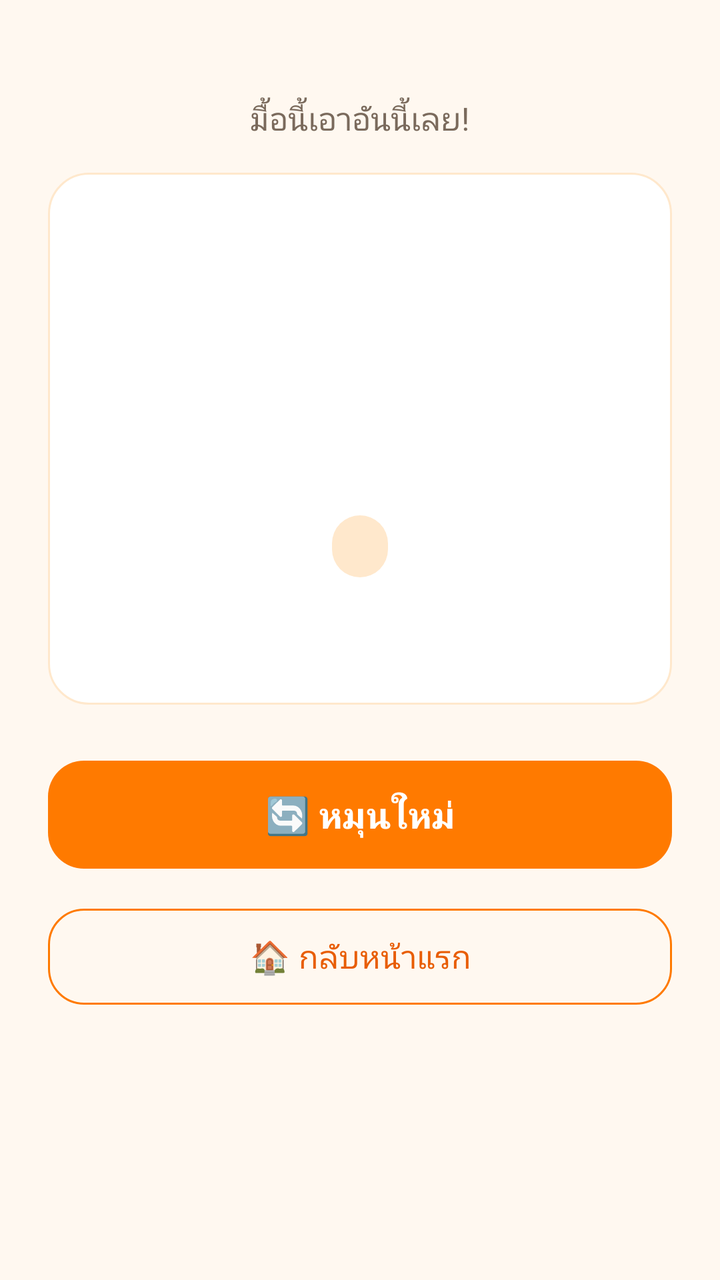
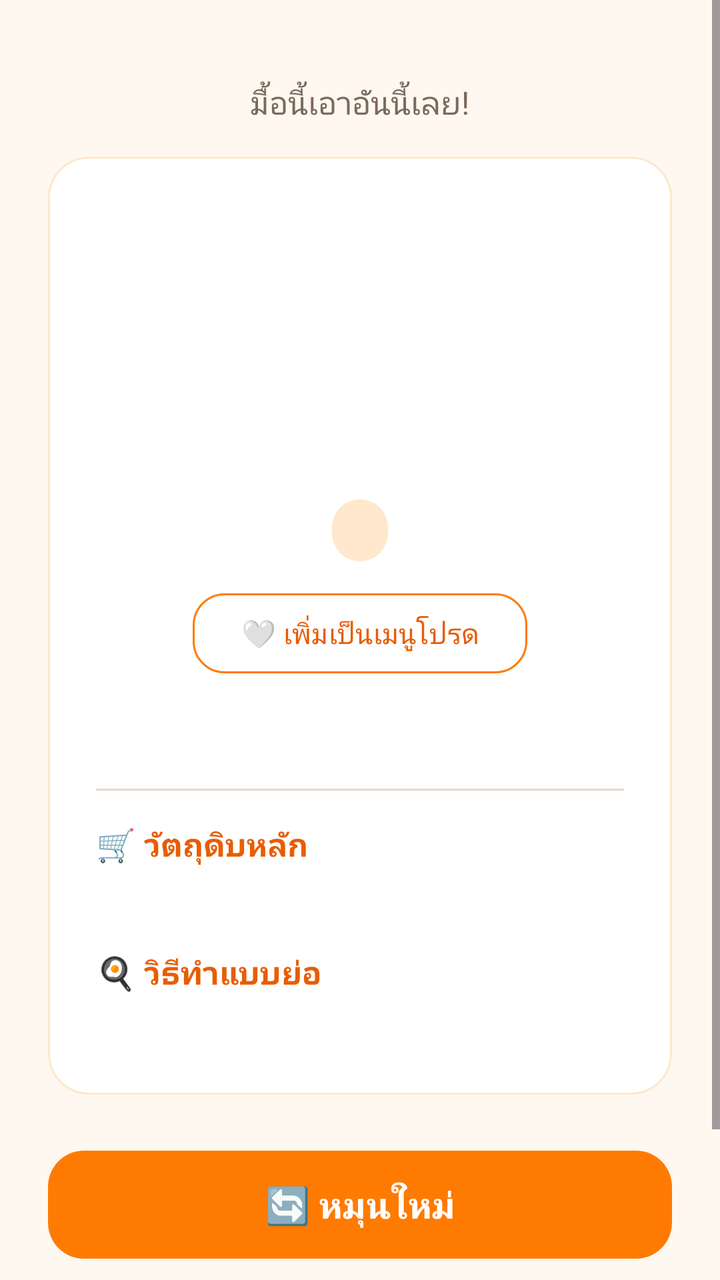

The first picture is an Android layout as it rendered before a commit; the second is the same layout after the commit. The layout source and the unified diff follow.
<!-- AndroidManifest.xml: application theme Theme.GinRaiDee -->
<!-- res/layout/activity_result.xml -->
<?xml version="1.0" encoding="utf-8"?>
<ScrollView xmlns:android="http://schemas.android.com/apk/res/android"
    xmlns:app="http://schemas.android.com/apk/res-auto"
    android:layout_width="match_parent"
    android:layout_height="match_parent"
    android:background="@color/cream"
    android:fillViewport="true">

    <LinearLayout
        android:layout_width="match_parent"
        android:layout_height="wrap_content"
        android:gravity="center_horizontal"
        android:orientation="vertical"
        android:padding="24dp">

        <TextView
            android:layout_width="wrap_content"
            android:layout_height="wrap_content"
            android:layout_marginTop="24dp"
            android:text="@string/result_title"
            android:textColor="@color/text_secondary"
            android:textSize="16sp" />

        <LinearLayout
            android:layout_width="match_parent"
            android:layout_height="wrap_content"
            android:layout_marginTop="16dp"
            android:background="@drawable/bg_card"
            android:gravity="center_horizontal"
            android:orientation="vertical"
            android:padding="24dp">

            <TextView
                android:id="@+id/tvEmoji"
                android:layout_width="wrap_content"
                android:layout_height="wrap_content"
                android:textSize="72sp" />

            <TextView
                android:id="@+id/tvFoodName"
                android:layout_width="wrap_content"
                android:layout_height="wrap_content"
                android:layout_marginTop="8dp"
                android:gravity="center"
                android:textColor="@color/text_primary"
                android:textSize="28sp"
                android:textStyle="bold" />

            <TextView
                android:id="@+id/tvTag"
                android:layout_width="wrap_content"
                android:layout_height="wrap_content"
                android:layout_marginTop="6dp"
                android:background="@drawable/bg_spinner"
                android:paddingStart="14dp"
                android:paddingTop="6dp"
                android:paddingEnd="14dp"
                android:paddingBottom="6dp"
                android:textColor="@color/orange_dark"
                android:textSize="14sp" />

            
            <TextView
                android:id="@+id/tvInfo"
                android:layout_width="match_parent"
                android:layout_height="wrap_content"
                android:layout_marginTop="18dp"
                android:gravity="center"
                android:lineSpacingExtra="6dp"
                android:textColor="@color/text_primary"
                android:textSize="16sp" />
        </LinearLayout>

        <com.google.android.material.button.MaterialButton
            android:id="@+id/btnSpinAgain"
            android:layout_width="match_parent"
            android:layout_height="62dp"
            android:layout_marginTop="24dp"
            android:text="@string/result_spin_again"
            android:textSize="18sp"
            android:textStyle="bold"
            app:backgroundTint="@color/orange_primary"
            app:cornerRadius="18dp" />

        <com.google.android.material.button.MaterialButton
            android:id="@+id/btnHome"
            style="@style/Widget.Material3.Button.OutlinedButton"
            android:layout_width="match_parent"
            android:layout_height="56dp"
            android:layout_marginTop="12dp"
            android:text="@string/result_home"
            android:textColor="@color/orange_dark"
            android:textSize="16sp"
            app:cornerRadius="18dp"
            app:strokeColor="@color/orange_primary" />

    </LinearLayout>
</ScrollView>
<!-- resources referenced by this layout -->
<resources>
  <color name="cream">#FFF8F0</color>
  <color name="orange_dark">#E85D04</color>
  <color name="orange_primary">#FF7A00</color>
  <color name="text_primary">#2B2118</color>
  <color name="text_secondary">#7A6A5C</color>
  <!-- drawable bg_card (drawable) -->
  <?xml version="1.0" encoding="utf-8"?>
  <shape xmlns:android="http://schemas.android.com/apk/res/android"
      android:shape="rectangle">
      <solid android:color="@color/white" />
      <corners android:radius="20dp" />
      <stroke
          android:width="1dp"
          android:color="@color/orange_light" />
  </shape>
  <!-- drawable bg_spinner (drawable) -->
  <?xml version="1.0" encoding="utf-8"?>
  <shape xmlns:android="http://schemas.android.com/apk/res/android"
      android:shape="rectangle">
      <solid android:color="@color/orange_light" />
      <corners android:radius="20dp" />
  </shape>
  <string name="result_home">🏠  กลับหน้าแรก</string>
  <string name="result_spin_again">🔄  หมุนใหม่</string>
  <string name="result_title">มื้อนี้เอาอันนี้เลย!</string>
  <style name="Theme.GinRaiDee" parent="Theme.Material3.DayNight.NoActionBar">
          <item name="colorPrimary">@color/orange_primary</item>
          <item name="colorPrimaryDark">@color/orange_dark</item>
          <item name="colorAccent">@color/orange_primary</item>
          <item name="android:windowBackground">@color/cream</item>
          <item name="android:statusBarColor">@color/orange_primary</item>
      </style>
  <color name="white">#FFFFFF</color>
  <color name="orange_light">#FFE8CC</color>
</resources>

<!-- the commit's change to res/layout/activity_result.xml (unified diff, before → after) -->
@@ -16,7 +16,7 @@
         <TextView
             android:layout_width="wrap_content"
             android:layout_height="wrap_content"
-            android:layout_marginTop="24dp"
+            android:layout_marginTop="16dp"
             android:text="@string/result_title"
             android:textColor="@color/text_secondary"
             android:textSize="16sp" />
@@ -59,16 +59,73 @@
                 android:textColor="@color/orange_dark"
                 android:textSize="14sp" />
 
+            <com.google.android.material.button.MaterialButton
+                android:id="@+id/btnFavorite"
+                style="@style/Widget.Material3.Button.OutlinedButton"
+                android:layout_width="wrap_content"
+                android:layout_height="wrap_content"
+                android:layout_marginTop="12dp"
+                android:text="@string/favorite_add"
+                android:textColor="@color/orange_dark"
+                android:textSize="14sp"
+                app:cornerRadius="16dp"
+                app:strokeColor="@color/orange_primary" />
+
             
             <TextView
                 android:id="@+id/tvInfo"
                 android:layout_width="match_parent"
                 android:layout_height="wrap_content"
-                android:layout_marginTop="18dp"
+                android:layout_marginTop="16dp"
                 android:gravity="center"
                 android:lineSpacingExtra="6dp"
                 android:textColor="@color/text_primary"
                 android:textSize="16sp" />
+
+            <View
+                android:layout_width="match_parent"
+                android:layout_height="1dp"
+                android:layout_marginTop="16dp"
+                android:background="#E5D9CC" />
+
+            
+            <TextView
+                android:layout_width="match_parent"
+                android:layout_height="wrap_content"
+                android:layout_marginTop="16dp"
+                android:text="@string/ingredients_title"
+                android:textColor="@color/orange_dark"
+                android:textSize="16sp"
+                android:textStyle="bold" />
+
+            <TextView
+                android:id="@+id/tvIngredients"
+                android:layout_width="match_parent"
+                android:layout_height="wrap_content"
+                android:layout_marginTop="6dp"
+                android:lineSpacingExtra="4dp"
+                android:textColor="@color/text_primary"
+                android:textSize="15sp" />
+
+            
+            <TextView
+                android:layout_width="match_parent"
+                android:layout_height="wrap_content"
+                android:layout_marginTop="16dp"
+                android:text="@string/recipe_title"
+                android:textColor="@color/orange_dark"
+                android:textSize="16sp"
+                android:textStyle="bold" />
+
+            <TextView
+                android:id="@+id/tvRecipe"
+                android:layout_width="match_parent"
+                android:layout_height="wrap_content"
+                android:layout_marginTop="6dp"
+                android:lineSpacingExtra="4dp"
+                android:textColor="@color/text_primary"
+                android:textSize="15sp" />
+
         </LinearLayout>
 
         <com.google.android.material.button.MaterialButton
<!-- resource entries referenced after the edit -->
@@ -22,6 +22,9 @@
       <solid android:color="@color/orange_light" />
       <corners android:radius="20dp" />
   </shape>
+  <string name="favorite_add">🤍  เพิ่มเป็นเมนูโปรด</string>
+  <string name="ingredients_title">🛒  วัตถุดิบหลัก</string>
+  <string name="recipe_title">🍳  วิธีทำแบบย่อ</string>
   <string name="result_home">🏠  กลับหน้าแรก</string>
   <string name="result_spin_again">🔄  หมุนใหม่</string>
   <string name="result_title">มื้อนี้เอาอันนี้เลย!</string>
